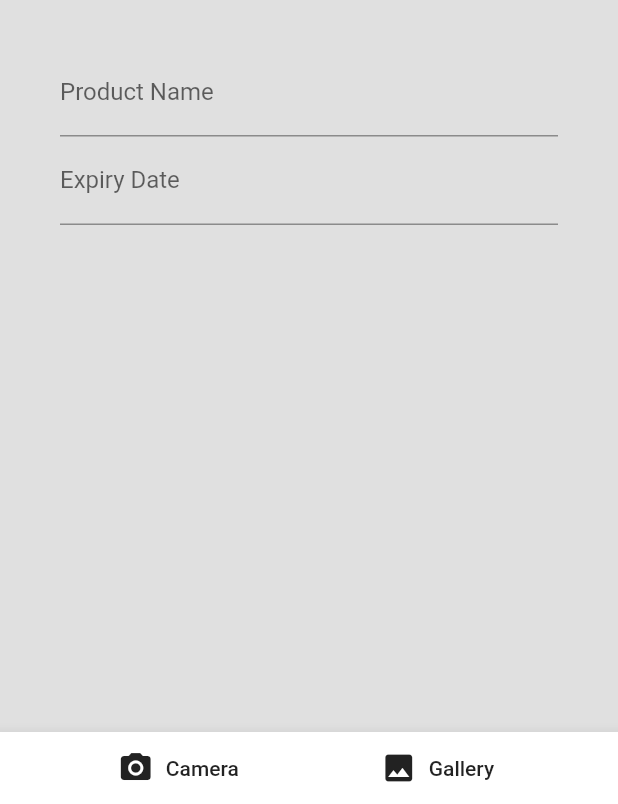
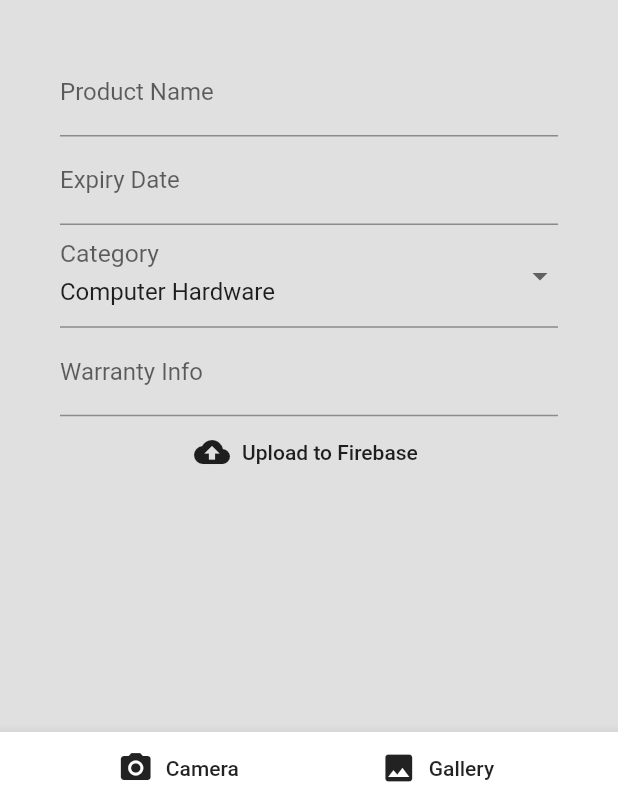
Before and after one commit to AkmalMomo/Warranty_tracker, a Flutter app: the Uploading screen opened directly, on a phone screen of 412 x 824 dp, the part 432-1236 px from its top. Run offline on Flutter 3.47's test engine with Material 2 defaults, Android fonts, the phone set to English and light mode, and no system bars; our stand-ins replace cloud_firestore, firebase_auth, firebase_storage, flutter_spinkit, image_picker; accounts and stored records are empty.

Commit message:
Uploader Complete

```diff
--- a/warranty_tracker/lib/model/picture.dart
+++ b/warranty_tracker/lib/model/picture.dart
@@ -2,9 +2,19 @@ import 'package:cloud_firestore/cloud_firestore.dart';
 
 class Picture {
   final String filename;
-  final String text;
+  final String name;
+  final String date;
   final String url;
+  final String category;
+  final String info;
   final Timestamp createdAt;
 
-  Picture({this.filename, this.text, this.url, this.createdAt});
+  Picture(
+      {this.filename,
+      this.name,
+      this.date,
+      this.url,
+      this.category,
+      this.info,
+      this.createdAt});
 }
--- a/warranty_tracker/lib/model/user.dart
+++ b/warranty_tracker/lib/model/user.dart
@@ -1,5 +1,4 @@
 class User {
   final String uid;
-
   User({this.uid});
 }
--- a/warranty_tracker/lib/services/uploader.dart
+++ b/warranty_tracker/lib/services/uploader.dart
@@ -1 +1,89 @@
-//TODO: Uploader
+import 'package:firebase_storage/firebase_storage.dart';
+import 'package:flutter/material.dart';
+import 'package:warranty_tracker/services/auth.dart';
+import 'dart:io';
+import 'package:warranty_tracker/services/fStoreUploader.dart';
+
+class Uploader extends StatefulWidget {
+  @override
+  File file;
+  String name;
+  String date;
+  int category;
+  String info;
+  Uploader(
+      {Key key, this.file, this.name, this.date, this.category, this.info});
+  createState() => _UploaderState();
+}
+
+class _UploaderState extends State<Uploader> {
+  AuthService _authService = AuthService();
+  final FirebaseStorage _storage =
+      FirebaseStorage(storageBucket: 'gs://warrantytrack.appspot.com/');
+  String filename;
+  StorageUploadTask _uploadTask;
+
+  /// Starts an upload task
+  void _startUpload() {
+    /// Unique file name for the file
+    filename = DateTime.now().toString();
+    String test = _authService.userIdget().toString();
+
+    setState(() {
+      _uploadTask =
+          _storage.ref().child('notimage/' + filename).putFile(widget.file);
+    });
+  }
+
+  @override
+  Widget build(BuildContext context) {
+    if (_uploadTask != null) {
+      /// Manage the task state and event subscription with a StreamBuilder
+      return StreamBuilder<StorageTaskEvent>(
+          stream: _uploadTask.events,
+          builder: (_, snapshot) {
+            var event = snapshot?.data?.snapshot;
+
+            double progressPercent = event != null
+                ? event.bytesTransferred / event.totalByteCount
+                : 0;
+
+            return Column(
+              children: [
+                //upload to firestore
+                if (_uploadTask.isComplete)
+                  FStoreUploader(
+                      filename: filename,
+                      name: widget.name,
+                      date: widget.date,
+                      category: widget.category,
+                      info: widget.info),
+
+                if (_uploadTask.isPaused)
+                  FlatButton(
+                    child: Icon(Icons.play_arrow),
+                    onPressed: _uploadTask.resume,
+                  ),
+
+                if (_uploadTask.isInProgress)
+                  FlatButton(
+                    child: Icon(Icons.pause),
+                    onPressed: _uploadTask.pause,
+                  ),
+
+                // Progress bar
+                LinearProgressIndicator(value: progressPercent),
+                Text('${(progressPercent * 100).toStringAsFixed(2)} % '),
+              ],
+            );
+          });
+    } else {
+      // Allows user to decide when to start the upload
+      return FlatButton.icon(
+        label: Text('Upload to Firebase'),
+        icon: Icon(Icons.cloud_upload),
+        onPressed: _startUpload,
+      );
+    }
+  }
+}
--- a/warranty_tracker/lib/uipage/warrantypick.dart
+++ b/warranty_tracker/lib/uipage/warrantypick.dart
@@ -2,6 +2,8 @@ import 'package:flutter/material.dart';
 import 'package:image_picker/image_picker.dart';
 import 'package:intl/intl.dart';
 import 'dart:io';
+
+import 'package:warranty_tracker/services/uploader.dart';
 
 class Uploading extends StatefulWidget {
   @override
@@ -12,12 +14,14 @@ class _UploadingState extends State<Uploading> {
   @override
 
   //variable declaration
+  int _value = 1;
   final DateFormat formatter = DateFormat('dd-MM-yyyy');
   File _image;
-  String text;
+  String text, _info;
   String filename;
   DateTime selectedDate = DateTime.now();
   TextEditingController _date = new TextEditingController();
+  var _categories = ['Computer', 'Appliances', 'Cars', 'Furniture'];
 
   //Imagepicker from Gallery
   void getImage() async {
@@ -83,7 +87,9 @@ class _UploadingState extends State<Uploading> {
               ],
             ),
           ),
-        body: Column(
+          body: ListView(
+            children: [
+              Column(
                 children: <Widget>[
                   SizedBox(
                     height: 32,
@@ -129,13 +135,59 @@ class _UploadingState extends State<Uploading> {
                               ),
                             ),
                           ),
+                          DropdownButtonFormField(
+                            decoration: InputDecoration(
+                              labelText: 'Category',
+                              labelStyle: TextStyle(fontSize: 22),
+                            ),
+                            value: _value,
+                            items: [
+                              DropdownMenuItem(
+                                child: Text("Computer Hardware"),
+                                value: 1,
+                              ),
+                              DropdownMenuItem(
+                                child: Text("Electronic Appliances"),
+                                value: 2,
+                              ),
+                              DropdownMenuItem(
+                                child: Text("Cars"),
+                                value: 3,
+                              ),
+                              DropdownMenuItem(
+                                child: Text("Furniture"),
+                                value: 4,
+                              ),
+                            ],
+                            onChanged: (value) {
+                              setState(() {
+                                _value = value;
+                              });
+                            },
+                          ),
+                          TextFormField(
+                            validator: (val) =>
+                                val.isEmpty ? 'Enter Warranty Info' : null,
+                            onChanged: (val) => setState(() => _info = val),
+                            decoration: InputDecoration(
+                              labelText: 'Warranty Info',
+                            ),
+                          ),
+                          Uploader(
+                            file: _image,
+                            name: text,
+                            date: _date.text,
+                            category: _value,
+                            info: _info,
+                          )
                         ],
                       ),
                     ),
                   ),
                 ],
               ),
-      ),
+            ],
+          )),
     );
   }
 }
--- a/warranty_tracker/pubspec.yaml
+++ b/warranty_tracker/pubspec.yaml
@@ -30,6 +30,8 @@ dependencies:
   cupertino_icons: ^1.0.0
   firebase_auth: ^0.14.0+5
   cloud_firestore: ^0.12.9+4
+  firebase_storage: ^3.0.4
+  firebase_core: ^0.4.0+8
   provider: ^3.1.0
   flutter_spinkit: ^4.1.2+1
   google_fonts: ^1.1.1
```
Also changed, not shown: warranty_tracker/lib/services/auth.dart (+10 -0 lines), warranty_tracker/lib/services/fStoreUploader.dart (added, +43 -0 lines), warranty_tracker/pubspec.lock. Lines whose indentation alone changed are shown as unchanged.
